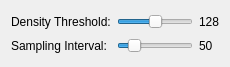
This is Gorgon/src_ui/ui_dialog_volume_surface_editor.ui in GorgonCryoEM/Gorgon as Qt 5 draws it before an edit. The edited form follows.
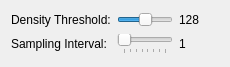
This is the edited form.

Commit message: Got volume viewer to work...

Diff of the .ui file:
```diff
--- a/Gorgon/src_ui/ui_dialog_volume_surface_editor.ui
+++ b/Gorgon/src_ui/ui_dialog_volume_surface_editor.ui
@@ -58,13 +58,13 @@
     <widget class="QLabel" name="labelIsoValueDisplay" >
      <property name="minimumSize" >
       <size>
-       <width>20</width>
+       <width>40</width>
        <height>0</height>
       </size>
      </property>
      <property name="maximumSize" >
       <size>
-       <width>20</width>
+       <width>40</width>
        <height>16777215</height>
       </size>
      </property>
@@ -83,22 +83,22 @@
    <item row="1" column="1" >
     <widget class="QSlider" name="horizontalSliderSampling" >
      <property name="minimum" >
-      <number>10</number>
+      <number>1</number>
      </property>
      <property name="maximum" >
-      <number>256</number>
+      <number>8</number>
      </property>
      <property name="pageStep" >
-      <number>10</number>
+      <number>1</number>
      </property>
      <property name="value" >
-      <number>50</number>
+      <number>1</number>
      </property>
      <property name="orientation" >
       <enum>Qt::Horizontal</enum>
      </property>
      <property name="tickPosition" >
-      <enum>QSlider::NoTicks</enum>
+      <enum>QSlider::TicksBelow</enum>
      </property>
      <property name="tickInterval" >
       <number>0</number>
@@ -108,7 +108,7 @@
    <item row="1" column="2" >
     <widget class="QLabel" name="labelSamplingDisplay" >
      <property name="text" >
-      <string>50</string>
+      <string>1</string>
      </property>
     </widget>
    </item>
```
The commit also changes 13 other files.
